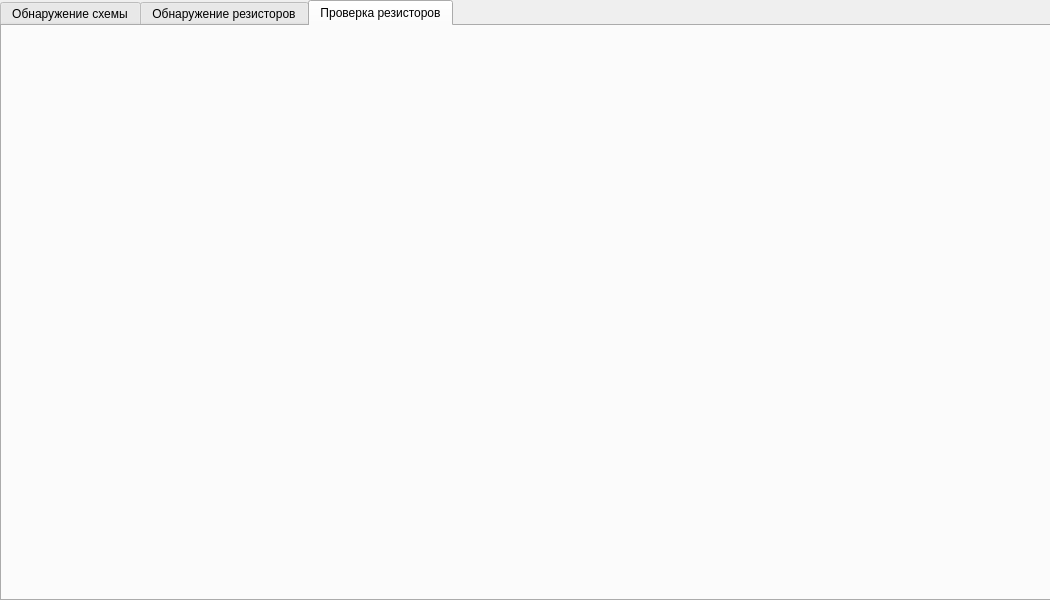
This is Формы/main.ui in Gear-Droid/openCV_study_project as Qt 5 draws it before an edit. The edited form follows.
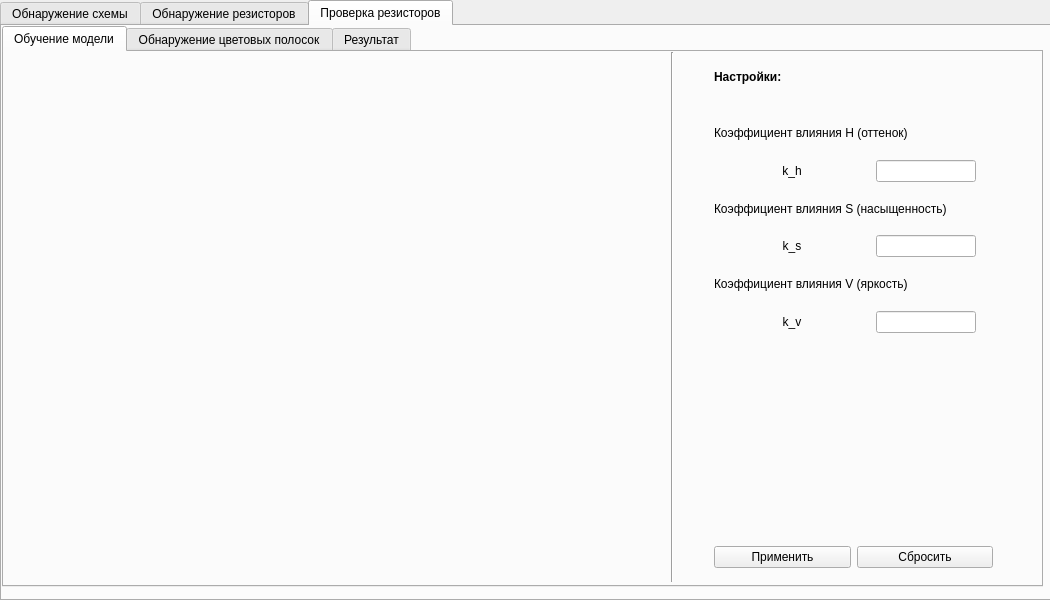
This is the edited form. The open tabs and pages were chosen to show the change. Icons and pictures are not drawn.

```diff
--- a/Формы/main.ui
+++ b/Формы/main.ui
@@ -1380,6 +1380,387 @@
      <attribute name="title">
       <string>Проверка резисторов</string>
      </attribute>
+     <widget class="QTabWidget" name="tabWidget_4">
+      <property name="geometry">
+       <rect>
+        <x>0</x>
+        <y>0</y>
+        <width>1041</width>
+        <height>561</height>
+       </rect>
+      </property>
+      <property name="minimumSize">
+       <size>
+        <width>40</width>
+        <height>0</height>
+       </size>
+      </property>
+      <property name="currentIndex">
+       <number>1</number>
+      </property>
+      <widget class="QWidget" name="tab_17">
+       <attribute name="title">
+        <string>Обучение модели</string>
+       </attribute>
+       <widget class="Line" name="line_10">
+        <property name="geometry">
+         <rect>
+          <x>660</x>
+          <y>0</y>
+          <width>16</width>
+          <height>530</height>
+         </rect>
+        </property>
+        <property name="orientation">
+         <enum>Qt::Vertical</enum>
+        </property>
+       </widget>
+       <widget class="QLabel" name="label_32">
+        <property name="geometry">
+         <rect>
+          <x>710</x>
+          <y>10</y>
+          <width>279</width>
+          <height>29</height>
+         </rect>
+        </property>
+        <property name="font">
+         <font>
+          <weight>75</weight>
+          <bold>true</bold>
+         </font>
+        </property>
+        <property name="text">
+         <string>Настройки:</string>
+        </property>
+       </widget>
+       <widget class="QWidget" name="horizontalLayoutWidget_20">
+        <property name="geometry">
+         <rect>
+          <x>10</x>
+          <y>10</y>
+          <width>640</width>
+          <height>510</height>
+         </rect>
+        </property>
+        <layout class="QHBoxLayout" name="horizontalLayout_31"/>
+       </widget>
+       <widget class="QWidget" name="horizontalLayoutWidget_21">
+        <property name="geometry">
+         <rect>
+          <x>710</x>
+          <y>490</y>
+          <width>279</width>
+          <height>30</height>
+         </rect>
+        </property>
+        <layout class="QHBoxLayout" name="horizontalLayout_32">
+         <item>
+          <widget class="QPushButton" name="pushButton_20">
+           <property name="text">
+            <string>Применить</string>
+           </property>
+          </widget>
+         </item>
+         <item>
+          <widget class="QPushButton" name="pushButton_21">
+           <property name="text">
+            <string>Сбросить</string>
+           </property>
+          </widget>
+         </item>
+        </layout>
+       </widget>
+       <widget class="QWidget" name="layoutWidget_2">
+        <property name="geometry">
+         <rect>
+          <x>710</x>
+          <y>60</y>
+          <width>322</width>
+          <height>221</height>
+         </rect>
+        </property>
+        <layout class="QGridLayout" name="gridLayout_5">
+         <property name="rightMargin">
+          <number>60</number>
+         </property>
+         <item row="3" column="1">
+          <widget class="QLineEdit" name="lineEdit_32">
+           <property name="maximumSize">
+            <size>
+             <width>100</width>
+             <height>16777215</height>
+            </size>
+           </property>
+          </widget>
+         </item>
+         <item row="5" column="0">
+          <widget class="QLabel" name="label_45">
+           <property name="minimumSize">
+            <size>
+             <width>40</width>
+             <height>0</height>
+            </size>
+           </property>
+           <property name="text">
+            <string>k_s</string>
+           </property>
+           <property name="alignment">
+            <set>Qt::AlignCenter</set>
+           </property>
+          </widget>
+         </item>
+         <item row="6" column="0" colspan="2">
+          <widget class="QLabel" name="label_38">
+           <property name="text">
+            <string>Коэффициент влияния V (яркость)</string>
+           </property>
+          </widget>
+         </item>
+         <item row="7" column="0">
+          <widget class="QLabel" name="label_46">
+           <property name="minimumSize">
+            <size>
+             <width>40</width>
+             <height>0</height>
+            </size>
+           </property>
+           <property name="text">
+            <string>k_v</string>
+           </property>
+           <property name="alignment">
+            <set>Qt::AlignCenter</set>
+           </property>
+          </widget>
+         </item>
+         <item row="7" column="1">
+          <widget class="QLineEdit" name="lineEdit_33">
+           <property name="maximumSize">
+            <size>
+             <width>100</width>
+             <height>16777215</height>
+            </size>
+           </property>
+          </widget>
+         </item>
+         <item row="3" column="0">
+          <widget class="QLabel" name="label_47">
+           <property name="minimumSize">
+            <size>
+             <width>40</width>
+             <height>0</height>
+            </size>
+           </property>
+           <property name="text">
+            <string>k_h</string>
+           </property>
+           <property name="alignment">
+            <set>Qt::AlignCenter</set>
+           </property>
+          </widget>
+         </item>
+         <item row="5" column="1">
+          <widget class="QLineEdit" name="lineEdit_34">
+           <property name="maximumSize">
+            <size>
+             <width>100</width>
+             <height>16777215</height>
+            </size>
+           </property>
+          </widget>
+         </item>
+         <item row="4" column="0" colspan="2">
+          <widget class="QLabel" name="label_36">
+           <property name="text">
+            <string>Коэффициент влияния S (насыщенность)</string>
+           </property>
+          </widget>
+         </item>
+         <item row="2" column="0" colspan="2">
+          <widget class="QLabel" name="label_48">
+           <property name="text">
+            <string>Коэффициент влияния H (оттенок)</string>
+           </property>
+          </widget>
+         </item>
+        </layout>
+       </widget>
+      </widget>
+      <widget class="QWidget" name="tab_12">
+       <attribute name="title">
+        <string>Обнаружение цветовых полосок</string>
+       </attribute>
+       <widget class="QWidget" name="horizontalLayoutWidget_22">
+        <property name="geometry">
+         <rect>
+          <x>710</x>
+          <y>490</y>
+          <width>279</width>
+          <height>30</height>
+         </rect>
+        </property>
+        <layout class="QHBoxLayout" name="horizontalLayout_33">
+         <item>
+          <widget class="QPushButton" name="pushButton_22">
+           <property name="text">
+            <string>Применить</string>
+           </property>
+          </widget>
+         </item>
+         <item>
+          <widget class="QPushButton" name="pushButton_23">
+           <property name="text">
+            <string>Сбросить</string>
+           </property>
+          </widget>
+         </item>
+        </layout>
+       </widget>
+       <widget class="Line" name="line_11">
+        <property name="geometry">
+         <rect>
+          <x>660</x>
+          <y>0</y>
+          <width>16</width>
+          <height>530</height>
+         </rect>
+        </property>
+        <property name="orientation">
+         <enum>Qt::Vertical</enum>
+        </property>
+       </widget>
+       <widget class="QWidget" name="horizontalLayoutWidget_23">
+        <property name="geometry">
+         <rect>
+          <x>10</x>
+          <y>10</y>
+          <width>640</width>
+          <height>510</height>
+         </rect>
+        </property>
+        <layout class="QHBoxLayout" name="horizontalLayout_34"/>
+       </widget>
+       <widget class="QLabel" name="label_33">
+        <property name="geometry">
+         <rect>
+          <x>710</x>
+          <y>10</y>
+          <width>279</width>
+          <height>29</height>
+         </rect>
+        </property>
+        <property name="font">
+         <font>
+          <weight>75</weight>
+          <bold>true</bold>
+         </font>
+        </property>
+        <property name="text">
+         <string>Настройки:</string>
+        </property>
+       </widget>
+       <widget class="QWidget" name="layoutWidget">
+        <property name="geometry">
+         <rect>
+          <x>709</x>
+          <y>60</y>
+          <width>271</width>
+          <height>131</height>
+         </rect>
+        </property>
+        <layout class="QGridLayout" name="gridLayout_3">
+         <property name="rightMargin">
+          <number>60</number>
+         </property>
+        </layout>
+       </widget>
+      </widget>
+      <widget class="QWidget" name="tab_13">
+       <attribute name="title">
+        <string>Результат</string>
+       </attribute>
+       <widget class="QWidget" name="horizontalLayoutWidget_24">
+        <property name="geometry">
+         <rect>
+          <x>710</x>
+          <y>490</y>
+          <width>279</width>
+          <height>30</height>
+         </rect>
+        </property>
+        <layout class="QHBoxLayout" name="horizontalLayout_37">
+         <item>
+          <widget class="QPushButton" name="pushButton_24">
+           <property name="text">
+            <string>Применить</string>
+           </property>
+          </widget>
+         </item>
+         <item>
+          <widget class="QPushButton" name="pushButton_25">
+           <property name="text">
+            <string>Сбросить</string>
+           </property>
+          </widget>
+         </item>
+        </layout>
+       </widget>
+       <widget class="Line" name="line_12">
+        <property name="geometry">
+         <rect>
+          <x>660</x>
+          <y>0</y>
+          <width>16</width>
+          <height>530</height>
+         </rect>
+        </property>
+        <property name="orientation">
+         <enum>Qt::Vertical</enum>
+        </property>
+       </widget>
+       <widget class="QWidget" name="horizontalLayoutWidget_25">
+        <property name="geometry">
+         <rect>
+          <x>10</x>
+          <y>10</y>
+          <width>640</width>
+          <height>510</height>
+         </rect>
+        </property>
+        <layout class="QHBoxLayout" name="horizontalLayout_38"/>
+       </widget>
+       <widget class="QLabel" name="label_39">
+        <property name="geometry">
+         <rect>
+          <x>710</x>
+          <y>10</y>
+          <width>279</width>
+          <height>29</height>
+         </rect>
+        </property>
+        <property name="font">
+         <font>
+          <weight>75</weight>
+          <bold>true</bold>
+         </font>
+        </property>
+        <property name="text">
+         <string>Настройки:</string>
+        </property>
+       </widget>
+       <widget class="QWidget" name="verticalLayoutWidget_12">
+        <property name="geometry">
+         <rect>
+          <x>710</x>
+          <y>56</y>
+          <width>281</width>
+          <height>91</height>
+         </rect>
+        </property>
+        <layout class="QVBoxLayout" name="verticalLayout_10"/>
+       </widget>
+      </widget>
+     </widget>
     </widget>
    </widget>
   </widget>
```
Left out of the diff: 6 changed lines with no effect on the pictures.
